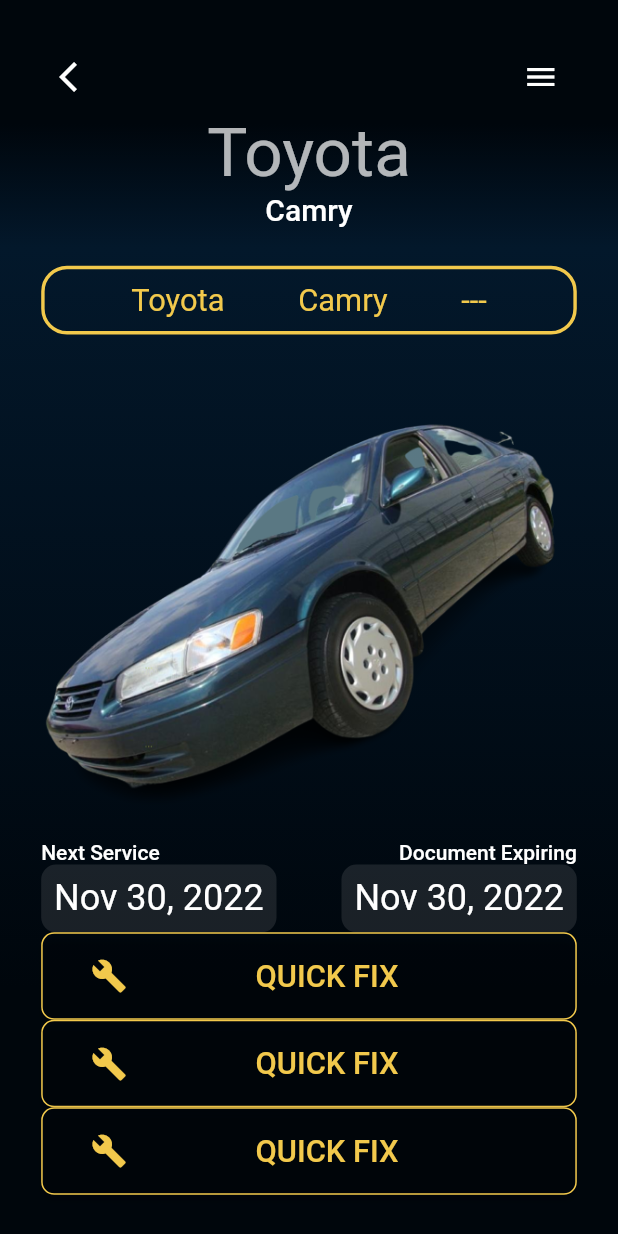
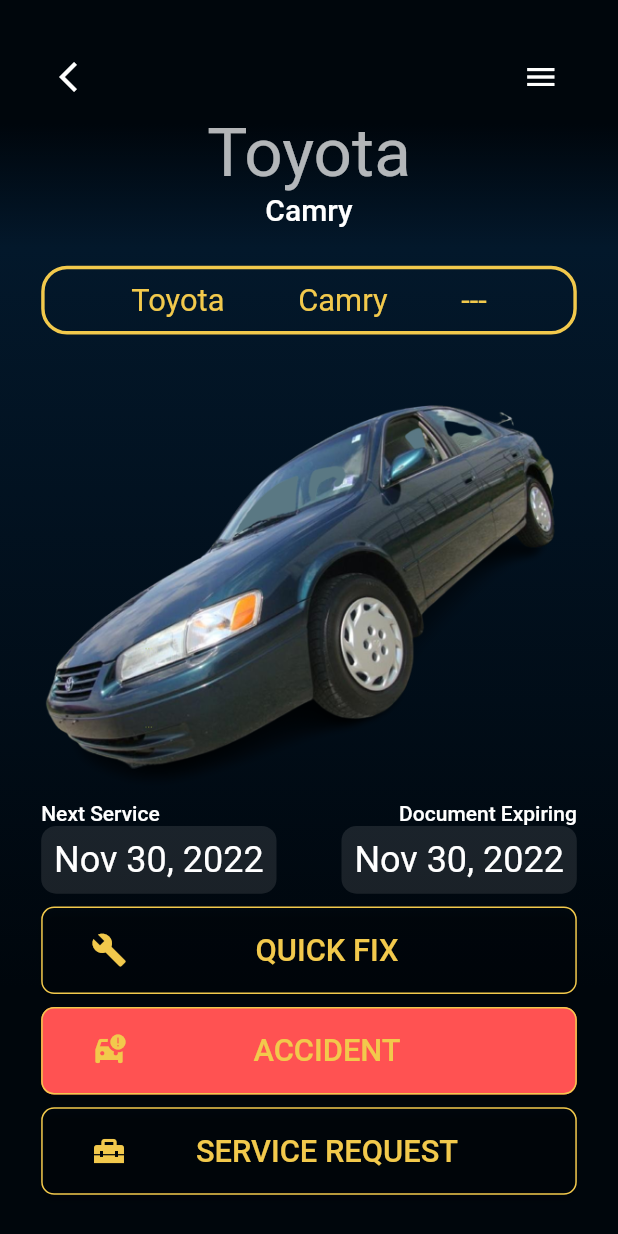
Before and after one commit to EniRox001/my_oga_mechanic, a Flutter app: the DashboardTwo screen opened by its route, on a phone screen of 412 x 824 dp. Run offline on Flutter 3.47's test engine with Material 2 defaults, Android fonts, the phone set to English and light mode, and no system bars; drawn by our look-alikes of card_swiper; our stand-ins replace flutter_colorpicker, flutter_screenutil, get; missing offline and left inert: swipe.

Commit message:
completed dashboard two

```diff
--- a/lib/screens/dashboard_two.dart
+++ b/lib/screens/dashboard_two.dart
@@ -39,6 +39,8 @@
                     ),
                   ],
                 ),
+                Column(
+                  children: [
                     Obx(
                       () => Text(
                         '${vehicleRegistrationOneControllers.makeController}',
@@ -50,6 +52,8 @@
                         '${vehicleRegistrationOneControllers.modelController}',
                         style: Theme.of(context).textTheme.headline6,
                       ),
+                    ),
+                  ],
                 ),
                 Container(
                   margin: EdgeInsets.symmetric(
@@ -107,6 +111,8 @@
                     },
                   ),
                 ),
+                Column(
+                  children: [
                     Row(
                       mainAxisAlignment: MainAxisAlignment.spaceBetween,
                       children: [
@@ -155,86 +161,26 @@
                         ),
                       ],
                     ),
-                ElevatedButton(
-                  onPressed: () {},
-                  style: ElevatedButton.styleFrom(
-                      side: BorderSide(
-                        color: teal,
-                      ),
-                      shape: RoundedRectangleBorder(
-                          borderRadius: BorderRadius.circular(10.0.sp)),
-                      backgroundColor: Colors.transparent),
-                  child: Padding(
-                    padding: EdgeInsets.all(20.0.sp),
-                    child: Row(
-                      mainAxisAlignment: MainAxisAlignment.spaceBetween,
-                      children: [
-                        Icon(
-                          Icons.build,
-                          color: teal,
-                        ),
-                        Text(
-                          'quick fix'.toUpperCase(),
-                          style: CustomTextStyle().largeText,
-                        ),
-                        SizedBox(),
                   ],
                 ),
+                SizedBox(height: 10.0.h),
+                WDashboardButton(
+                  onPressed: () {},
+                  icon: Icons.build,
+                  text: 'quick fix',
                 ),
+                SizedBox(height: 10.0.h),
+                WDashboardButton(
+                  onPressed: () {},
+                  icon: Icons.car_crash,
+                  text: 'accident',
+                  color: Colors.redAccent,
                 ),
-                ElevatedButton(
+                SizedBox(height: 10.0.h),
+                WDashboardButton(
                   onPressed: () {},
-                  style: ElevatedButton.styleFrom(
-                      side: BorderSide(
-                        color: teal,
-                      ),
-                      shape: RoundedRectangleBorder(
-                          borderRadius: BorderRadius.circular(10.0.sp)),
-                      backgroundColor: Colors.transparent),
-                  child: Padding(
-                    padding: EdgeInsets.all(20.0.sp),
-                    child: Row(
-                      mainAxisAlignment: MainAxisAlignment.spaceBetween,
-                      children: [
-                        Icon(
-                          Icons.build,
-                          color: teal,
-                        ),
-                        Text(
-                          'quick fix'.toUpperCase(),
-                          style: CustomTextStyle().largeText,
-                        ),
-                        SizedBox(),
-                      ],
-                    ),
-                  ),
-                ),
-                ElevatedButton(
-                  onPressed: () {},
-                  style: ElevatedButton.styleFrom(
-                      side: BorderSide(
-                        color: teal,
-                      ),
-                      shape: RoundedRectangleBorder(
-                          borderRadius: BorderRadius.circular(10.0.sp)),
-                      backgroundColor: Colors.transparent),
-                  child: Padding(
-                    padding: EdgeInsets.all(20.0.sp),
-                    child: Row(
-                      mainAxisAlignment: MainAxisAlignment.spaceBetween,
-                      children: [
-                        Icon(
-                          Icons.build,
-                          color: teal,
-                        ),
-                        Text(
-                          'quick fix'.toUpperCase(),
-                          style: CustomTextStyle().largeText,
-                        ),
-                        SizedBox(),
-                      ],
-                    ),
-                  ),
+                  icon: Icons.home_repair_service,
+                  text: 'service request',
                 ),
               ],
             ),
--- a/lib/widgets/global_widgets.dart
+++ b/lib/widgets/global_widgets.dart
@@ -110,3 +110,50 @@
     );
   }
 }
+
+class WDashboardButton extends StatelessWidget {
+  const WDashboardButton({
+    Key? key,
+    required this.onPressed,
+    required this.icon,
+    required this.text,
+    this.color = Colors.transparent,
+  }) : super(key: key);
+
+  final Function() onPressed;
+  final IconData icon;
+  final String text;
+  final Color color;
+
+  @override
+  Widget build(BuildContext context) {
+    return ElevatedButton(
+      onPressed: onPressed,
+      style: ElevatedButton.styleFrom(
+        side: const BorderSide(
+          color: teal,
+        ),
+        shape: RoundedRectangleBorder(
+            borderRadius: BorderRadius.circular(10.0.sp)),
+        backgroundColor: color,
+      ),
+      child: Padding(
+        padding: EdgeInsets.all(20.0.sp),
+        child: Row(
+          mainAxisAlignment: MainAxisAlignment.spaceBetween,
+          children: [
+            Icon(
+              icon,
+              color: teal,
+            ),
+            Text(
+              text.toUpperCase(),
+              style: CustomTextStyle().largeText,
+            ),
+            const SizedBox(),
+          ],
+        ),
+      ),
+    );
+  }
+}
```
Lines whose indentation alone changed are shown as unchanged.
